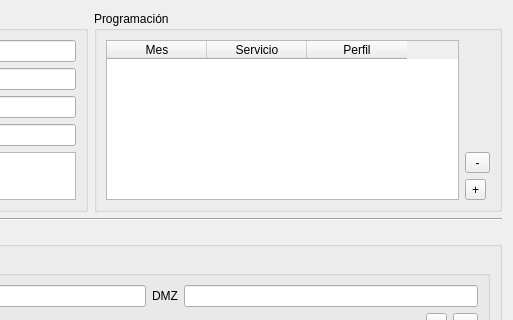
Qt form src/Dialogs/DlgPPPUser.ui (silderan/QMikPPPManager) before a commit; both pictures show x 616 to 1129 and y 0 to 320 of the 1129 by 708 pixel window.
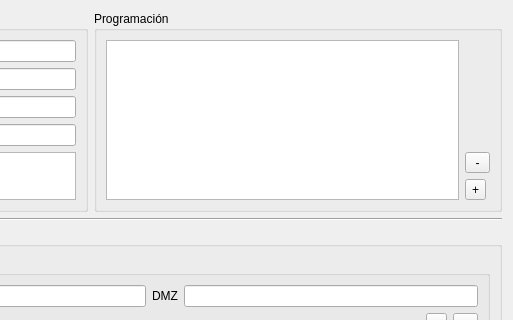
The same form after that commit. Icons and pictures are not drawn. Custom widgets are drawn as their Qt base class.

Diff of the .ui file:
```diff
--- a/src/Dialogs/DlgPPPUser.ui
+++ b/src/Dialogs/DlgPPPUser.ui
@@ -714,23 +714,7 @@
      </property>
      <layout class="QGridLayout" name="gridLayout_9">
       <item row="0" column="0" rowspan="3">
-       <widget class="QTableWidget" name="schedulerTable">
-        <column>
-         <property name="text">
-          <string>Mes</string>
-         </property>
-        </column>
-        <column>
-         <property name="text">
-          <string>Servicio</string>
-         </property>
-        </column>
-        <column>
-         <property name="text">
-          <string>Perfil</string>
-         </property>
-        </column>
-       </widget>
+       <widget class="QTableWidget" name="schedulerTable"/>
       </item>
       <item row="2" column="1">
        <widget class="QToolButton" name="addSchedulerButton">
```
Left out of the diff: 2 changed lines with no effect on the pictures.
